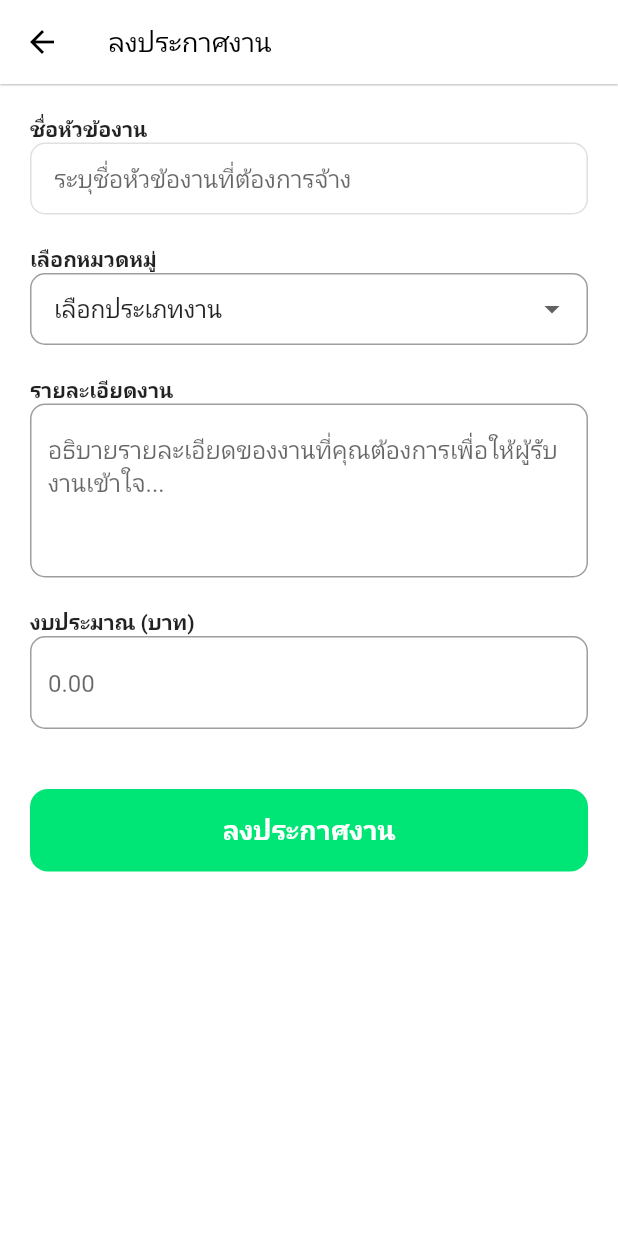
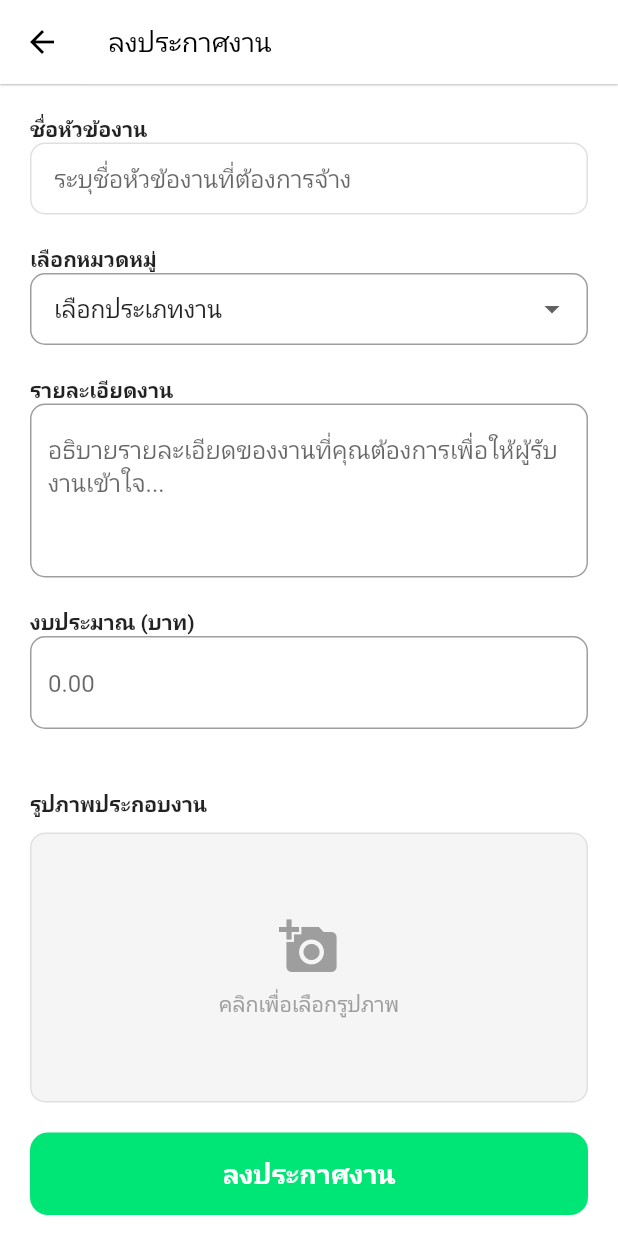
Before and after one commit to Pakinnar/Project-Mobile, a Flutter app: the AddJobPage screen opened directly, on a phone screen of 412 x 824 dp. Run offline on Flutter 3.47's test engine with Material 3 defaults, Android fonts, the phone set to English and light mode, and no system bars; our stand-ins replace image_picker; network calls fail.

Commit message:
ใส่รูป

```diff
--- a/lib/add_job_page.dart
+++ b/lib/add_job_page.dart
@@ -1,4 +1,6 @@
 import 'package:flutter/material.dart';
+import 'package:image_picker/image_picker.dart';
+import 'dart:io';
 
 class AddJobPage extends StatefulWidget {
   const AddJobPage({super.key});
@@ -17,6 +19,22 @@ class _AddJobPageState extends State<AddJobPage> {
     'ยานยนต์',
     'งานบ้านและสวน',
   ];
+
+  File? _image;
+  final ImagePicker _picker = ImagePicker();
+
+
+  Future<void> _pickImage() async {
+    final XFile? pickedFile = await _picker.pickImage(
+      source: ImageSource.gallery,
+    );
+
+    if (pickedFile != null) {
+      setState(() {
+        _image = File(pickedFile.path);
+      });
+    }
+  }
 
   final titleController = TextEditingController();
   final priceController = TextEditingController();
@@ -116,6 +134,41 @@ class _AddJobPageState extends State<AddJobPage> {
             ),
             const SizedBox(height: 40),
 
+            const Text(
+              'รูปภาพประกอบงาน',
+              style: TextStyle(fontWeight: FontWeight.bold),
+            ),
+            const SizedBox(height: 10),
+            GestureDetector(
+              onTap: _pickImage,
+              child: Container(
+                width: double.infinity,
+                height: 180,
+                decoration: BoxDecoration(
+                  color: Colors.grey[100],
+                  borderRadius: BorderRadius.circular(10),
+                  border: Border.all(color: Colors.grey.shade300),
+                ),
+                child: _image != null
+                    ? ClipRRect(
+                        borderRadius: BorderRadius.circular(10),
+                        child: Image.file(_image!, fit: BoxFit.cover),
+                      )
+                    : const Column(
+                        mainAxisAlignment: MainAxisAlignment.center,
+                        children: [
+                          Icon(Icons.add_a_photo, size: 40, color: Colors.grey),
+                          SizedBox(height: 8),
+                          Text(
+                            'คลิกเพื่อเลือกรูปภาพ',
+                            style: TextStyle(color: Colors.grey),
+                          ),
+                        ],
+                      ),
+              ),
+            ),
+            const SizedBox(height: 20),
+
             SizedBox(
               width: double.infinity,
               height: 55,
@@ -128,7 +181,6 @@ class _AddJobPageState extends State<AddJobPage> {
                   elevation: 0,
                 ),
                 onPressed: () {
-                  // ส่งข้อมูลกลับไปหน้าหลัก
                   Navigator.pop(context, {
                     'title': titleController.text,
                     'price': '฿${priceController.text}',
--- a/pubspec.yaml
+++ b/pubspec.yaml
@@ -36,6 +36,7 @@ dependencies:
   cupertino_icons: ^1.0.8
   image_picker: ^1.2.1
   intl: ^0.20.2
+  google_maps_flutter: ^2.17.0
 
 dev_dependencies:
   flutter_test:
```
Also changed, not shown: pubspec.lock, 1 other file.
